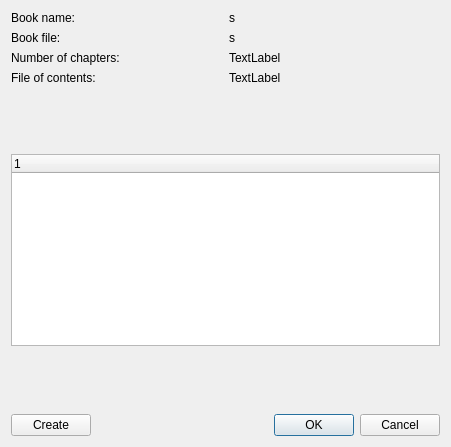
Before: the Qt Designer form src/dialogs/contents/book/contentsbook.ui in axsapronov/bQella, drawn with Qt 5.
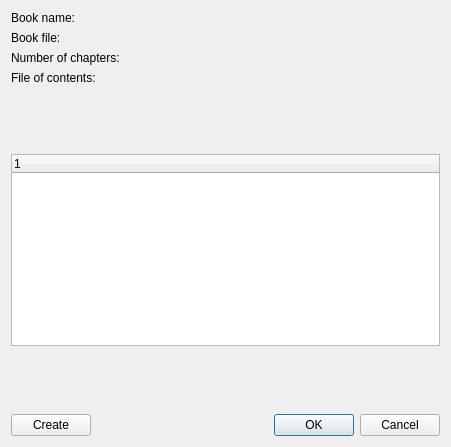
After: the same form once the commit is applied.

Diff of the .ui file:
```diff
--- a/src/dialogs/contents/book/contentsbook.ui
+++ b/src/dialogs/contents/book/contentsbook.ui
@@ -28,7 +28,7 @@
        <item row="0" column="1">
         <widget class="QLabel" name="sBookNameEdit">
          <property name="text">
-          <string>s</string>
+          <string/>
          </property>
         </widget>
        </item>
@@ -42,7 +42,7 @@
        <item row="1" column="1">
         <widget class="QLabel" name="sBookFileEdit">
          <property name="text">
-          <string>s</string>
+          <string/>
          </property>
         </widget>
        </item>
@@ -56,7 +56,7 @@
        <item row="2" column="1">
         <widget class="QLabel" name="sChaptersEdit">
          <property name="text">
-          <string>TextLabel</string>
+          <string/>
          </property>
         </widget>
        </item>
@@ -70,7 +70,7 @@
        <item row="3" column="1">
         <widget class="QLabel" name="sFileContents">
          <property name="text">
-          <string>TextLabel</string>
+          <string/>
          </property>
         </widget>
        </item>
```
Left out of the diff: 12 changed lines with no effect on the pictures.
